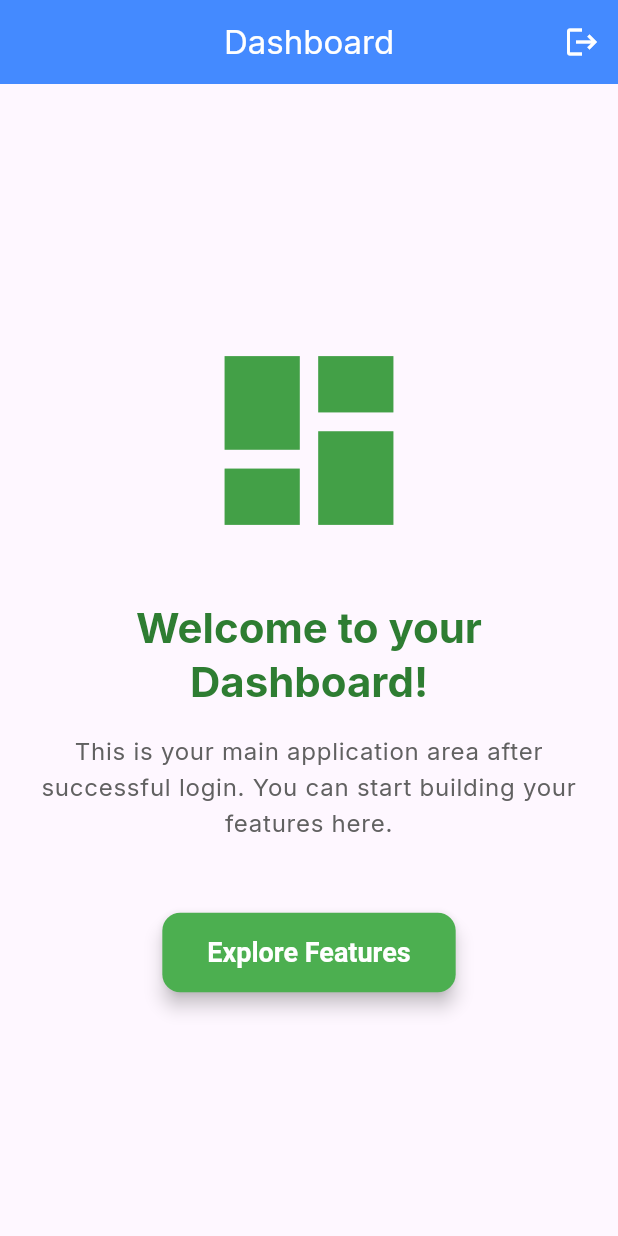
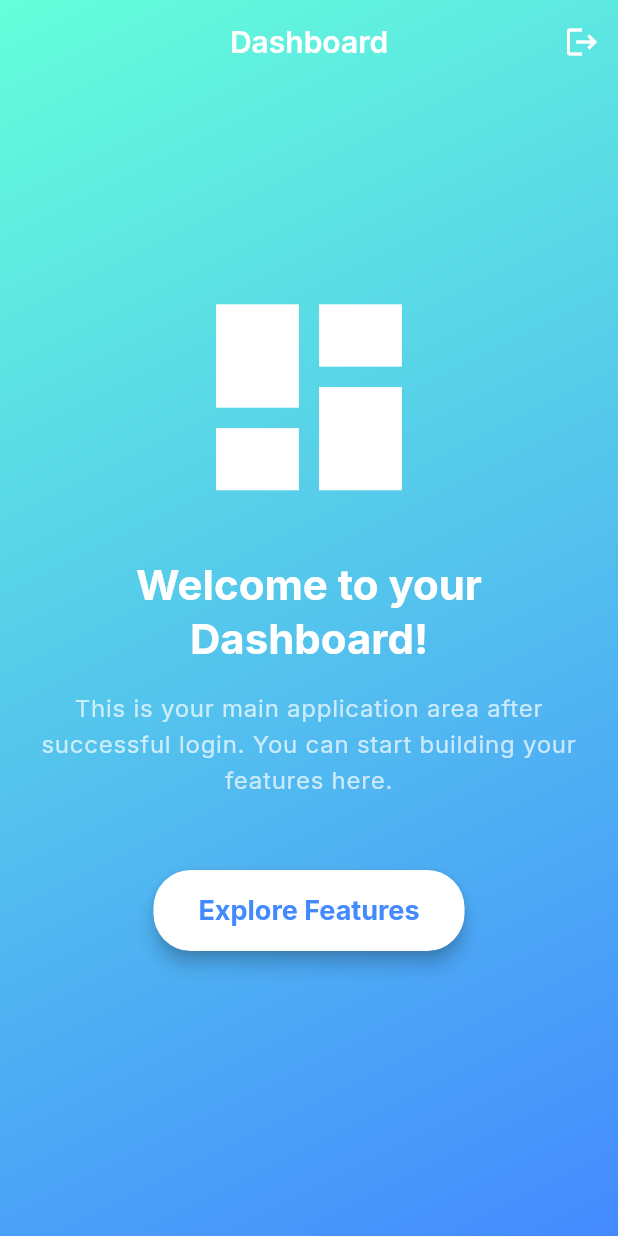
Before and after one commit to samit18/nimo_project, a Flutter app: the DashboardScreen screen opened directly, on a phone screen of 412 x 824 dp. Run offline on Flutter 3.47's test engine with Material 3 defaults, Android fonts, the light colour scheme and no system bars; our stand-ins replace google_fonts; accounts and stored records are empty.

Commit message:
Initial commit

```diff
--- a/lib/screens/dashboard_screen.dart
+++ b/lib/screens/dashboard_screen.dart
@@ -1,25 +1,48 @@
 // lib/screens/dashboard_screen.dart
 import 'package:flutter/material.dart';
-import 'package:nimo_project/services/auth_service.dart'; // Assuming you need AuthService here too
-import 'package:nimo_project/screens/login_screen.dart'; // For logout navigation
+import 'package:nimo_project/services/auth_service.dart';
+import 'package:nimo_project/screens/login_screen.dart';
 
-class DashboardScreen extends StatelessWidget {
+class DashboardScreen extends StatefulWidget {
   const DashboardScreen({super.key});
 
   @override
+  State<DashboardScreen> createState() => _DashboardScreenState();
+}
+
+class _DashboardScreenState extends State<DashboardScreen>
+    with SingleTickerProviderStateMixin {
+  final AuthService _authService = AuthService();
+  late AnimationController _iconController;
+
+  @override
+  void initState() {
+    super.initState();
+    _iconController =
+        AnimationController(vsync: this, duration: const Duration(seconds: 2))
+          ..repeat(reverse: true);
+  }
+
+  @override
+  void dispose() {
+    _iconController.dispose();
+    super.dispose();
+  }
+
+  @override
   Widget build(BuildContext context) {
-    final AuthService _authService = AuthService(); // Get an instance of the auth service
-
     return Scaffold(
+      extendBodyBehindAppBar: true,
       appBar: AppBar(
+        backgroundColor: Colors.transparent,
+        elevation: 0,
         title: const Text('Dashboard'),
         centerTitle: true,
         actions: [
           IconButton(
-            icon: const Icon(Icons.logout),
+            icon: const Icon(Icons.logout, color: Colors.white),
             onPressed: () async {
-              await _authService.logout(); // Perform logout
-              // Navigate back to the login screen and remove all routes below it
+              await _authService.logout();
               Navigator.of(context).pushAndRemoveUntil(
                 MaterialPageRoute(builder: (context) => const LoginScreen()),
                 (Route<dynamic> route) => false,
@@ -29,16 +52,32 @@
           ),
         ],
       ),
-      body: Center(
+      body: Container(
+        decoration: const BoxDecoration(
+          gradient: LinearGradient(
+            colors: [Colors.tealAccent, Colors.blueAccent],
+            begin: Alignment.topLeft,
+            end: Alignment.bottomRight,
+          ),
+        ),
+        child: Center(
           child: Padding(
             padding: const EdgeInsets.all(24.0),
             child: Column(
               mainAxisAlignment: MainAxisAlignment.center,
               children: <Widget>[
-              Icon(
+                ScaleTransition(
+                  scale: Tween(begin: 1.0, end: 1.1).animate(
+                    CurvedAnimation(
+                      parent: _iconController,
+                      curve: Curves.easeInOut,
+                    ),
+                  ),
+                  child: const Icon(
                     Icons.dashboard,
                     size: 150,
-                color: Colors.green.shade600,
+                    color: Colors.white,
+                  ),
                 ),
                 const SizedBox(height: 32.0),
                 Text(
@@ -46,7 +85,8 @@
                   textAlign: TextAlign.center,
                   style: Theme.of(context).textTheme.headlineMedium?.copyWith(
                         fontWeight: FontWeight.bold,
-                  color: Colors.green.shade800,
+                        color: Colors.white,
+                        fontSize: 28,
                       ),
                 ),
                 const SizedBox(height: 16.0),
@@ -54,27 +94,36 @@
                   'This is your main application area after successful login. You can start building your features here.',
                   textAlign: TextAlign.center,
                   style: Theme.of(context).textTheme.bodyLarge?.copyWith(
-                  color: Colors.grey.shade700,
+                        color: Colors.white70,
+                        fontSize: 16,
                       ),
                 ),
                 const SizedBox(height: 48.0),
                 ElevatedButton(
                   onPressed: () {
                     ScaffoldMessenger.of(context).showSnackBar(
-                    const SnackBar(content: Text('Dashboard action clicked!')),
+                      const SnackBar(
+                        content: Text('Dashboard action clicked!'),
+                      ),
                     );
                   },
                   style: ElevatedButton.styleFrom(
-                  backgroundColor: Colors.green, // Dashboard-specific button color
-                  foregroundColor: Colors.white,
-                  padding: const EdgeInsets.symmetric(vertical: 16.0, horizontal: 30.0),
+                    backgroundColor: Colors.white,
+                    foregroundColor: Colors.blueAccent,
+                    padding: const EdgeInsets.symmetric(
+                        vertical: 16.0, horizontal: 30.0),
                     shape: RoundedRectangleBorder(
-                    borderRadius: BorderRadius.circular(12.0),
+                      borderRadius: BorderRadius.circular(25.0),
+                    ),
+                    elevation: 5,
+                  ),
+                  child: const Text(
+                    'Explore Features',
+                    style: TextStyle(fontSize: 18, fontWeight: FontWeight.bold),
                   ),
                 ),
-                child: const Text('Explore Features'),
+              ],
             ),
-            ],
           ),
         ),
       ),
```
Also changed, not shown: lib/main.dart (+31 -10 lines), lib/screens/login_screen.dart (+81 -32 lines), lib/screens/signup_screen.dart (+85 -38 lines). Lines whose indentation alone changed are shown as unchanged.
